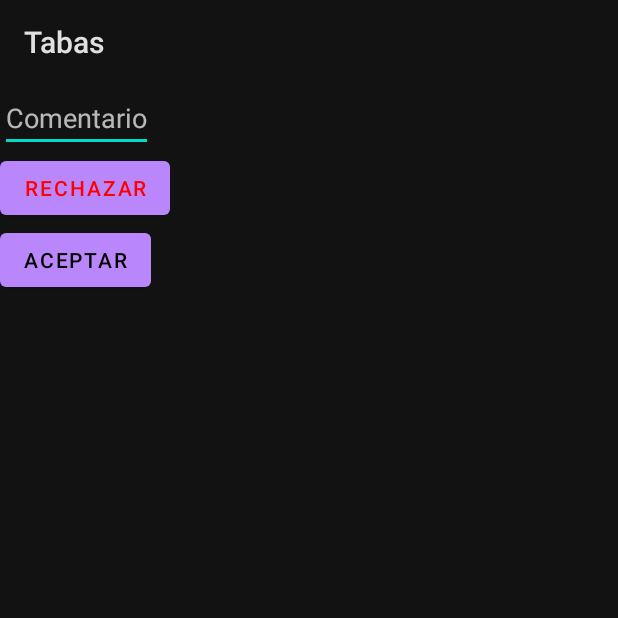
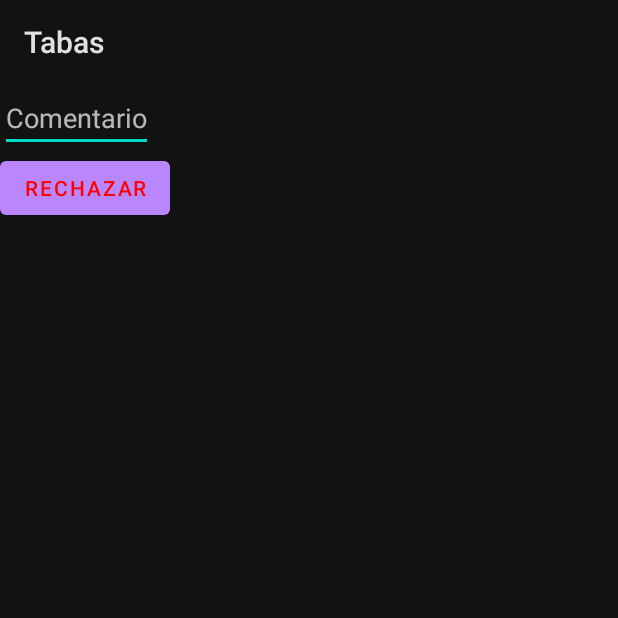
Before and after one commit to itcr3442/CE3101-Tabas, an Android app: the EscaneoActivity screen opened directly, with no data from a screen before it, on a phone screen of 412 x 824 dp, the top half of it. Run offline under Robolectric (Android 15) with nearby library versions, the phone set to English and light mode, and no system bars; 3 statements that could not run were skipped.

Commit message:
app: implement bag->bagcart accept

```diff
--- a/app/app/src/main/res/layout/activity_escaneo.xml
+++ b/app/app/src/main/res/layout/activity_escaneo.xml
@@ -1,5 +1,6 @@
 <?xml version="1.0" encoding="utf-8"?>
 <LinearLayout xmlns:android="http://schemas.android.com/apk/res/android"
+              android:id="@+id/acceptView"
               android:layout_width="match_parent"
               android:layout_height="match_parent"
               android:orientation="vertical" >
@@ -14,9 +15,4 @@
             android:layout_height="wrap_content"
 		    android:text="Rechazar"
 		    android:textColor="#ff0000" />
-
-    <Button android:onClick="accept"
-            android:layout_width="wrap_content"
-            android:layout_height="wrap_content"
-            android:text="Aceptar" />
 </LinearLayout>
```
Also changed, not shown: app/app/src/main/kotlin/EscaneoActivity.kt (+17 -3 lines), app/app/src/main/kotlin/Session.kt (+19 -0 lines), app/app/src/main/kotlin/TabasService.kt (+17 -0 lines).
